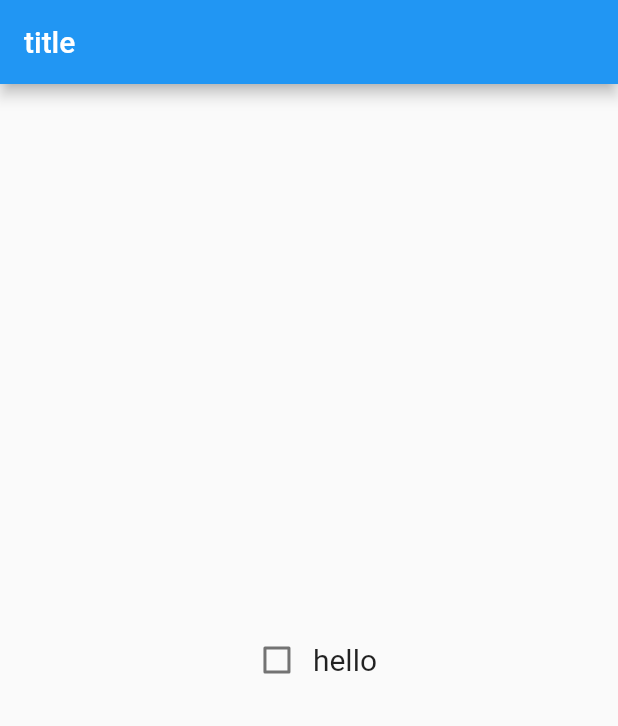
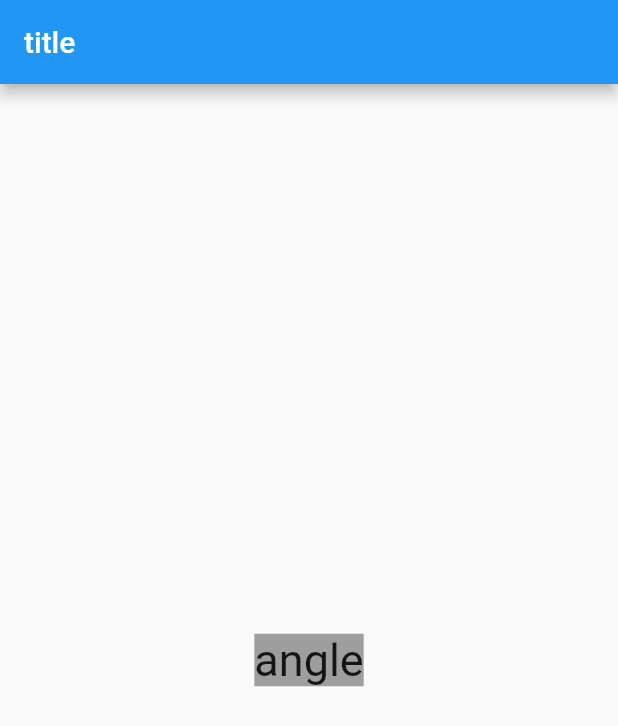
Before and after one commit to yanlele/flutter_study_case, a Flutter app: the screen it shows after launch, on a phone screen of 412 x 824 dp. Shown: the top 726 px of the screen. Run offline on Flutter 3.47's test engine with Material 2 defaults, Android fonts, the light colour scheme and no system bars.

Commit message:
feat: 传递参数

```diff
--- /dev/null
+++ b/lib/code/Widget/01_StatelessWidget参数传递.dart
@@ -0,0 +1,29 @@
+import 'package:flutter/material.dart';
+
+/*
+参数传递的最基本用法
+调用：
+
+Widget build(BuildContext context) {
+  return Echo(text: "hello world");
+}
+* */
+class Echo extends StatelessWidget {
+  final String text;
+  final Color backgroundColor;
+
+  const Echo({Key? key, required this.text, this.backgroundColor = Colors.grey})
+      : super(key: key);
+
+  @override
+  Widget build(BuildContext context) {
+    return Center(
+        child: Container(
+      color: backgroundColor,
+      child: Text(
+        text,
+        style: const TextStyle(fontSize: 30),
+      ),
+    ));
+  }
+}
--- a/lib/main.dart
+++ b/lib/main.dart
@@ -1,116 +1,23 @@
 import 'package:flutter/material.dart';
+
+import 'code/Widget/01_StatelessWidget参数传递.dart';
 
 main() => runApp(const MyApp());
 
-/// Widget:
-///  有状态的 Widget: StateFulWidget 在运行时有一些状态是需要更改的
-///  无状态的 Widget: StatelessWidget 在运行时，无状态更改
-///  最终形成的一个 widget 数
 class MyApp extends StatelessWidget {
   const MyApp({Key? key}) : super(key: key);
 
   // 重写 build 方法
   @override
   Widget build(BuildContext context) {
-    return const MaterialApp(
+    return MaterialApp(
       title: "沙雕",
       debugShowCheckedModeBanner: false,
       // Scaffold 脚手架， 可以快速搭建页面
-      home: YLHomeBody(),
+      home: Scaffold(
+        appBar: AppBar(title: const Text("title")),
+        body: const Echo(text: "angle"),
+      ),
     );
   }
 }
-
-class YLHomeBody extends StatelessWidget {
-  // 必须要构造这个， 否则应用的时候会抛错
-  const YLHomeBody({Key? key}) : super(key: key);
-
-  @override
-  Widget build(BuildContext context) {
-    return Scaffold(
-      appBar: AppBar(
-        title: const Text("title"),
-      ),
-      body: const YLContentBody(),
-    );
-  }
-}
-
-// class Header extends StatelessWidget implements PreferredSizeWidget {
-//   const Header({Key? key}) : super(key: key);
-//
-//   @override
-//   Widget build(BuildContext context) {
-//     return AppBar(
-//       title: const Center(
-//         child: Text(
-//           "第一个Flutter程序",
-//         ),
-//       ),
-//     );
-//   }
-//
-//   @override
-//   Size get preferredSize => const Size.fromHeight(60);
-// }
-
-class YLContentBody extends StatelessWidget {
-  const YLContentBody({Key? key}) : super(key: key);
-
-  @override
-  Widget build(BuildContext context) {
-    return const Center(
-      child: YLRow(),
-    );
-  }
-}
-
-class YLRow extends StatelessWidget {
-  const YLRow({Key? key}) : super(key: key);
-
-  @override
-  Widget build(BuildContext context) {
-    return Row(
-      // 主轴对齐方式
-      mainAxisAlignment: MainAxisAlignment.center,
-
-      // 子元素
-      children: const [
-        YLCheckBox(),
-        Text(
-          "hello",
-          style: TextStyle(fontSize: 20),
-        ),
-      ],
-    );
-  }
-}
-
-class YLCheckBox extends StatefulWidget {
-  const YLCheckBox({Key? key}) : super(key: key);
-
-  @override
-  State<StatefulWidget> createState() {
-    return YLCheckBoxState();
-  }
-}
-
-
-/// 有一个状态概念
-/// 不能直接定义状态
-/// 创建一个单独的类， 来维护状态
-class YLCheckBoxState extends State<YLCheckBox> {
-  var _throwShotAway = false;
-
-  @override
-  Widget build(BuildContext context) {
-    return Checkbox(
-      value: _throwShotAway,
-      onChanged: (bool? newValue) {
-        setState(() {
-          _throwShotAway = newValue!;
-        });
-      },
-    );
-  }
-}
```
